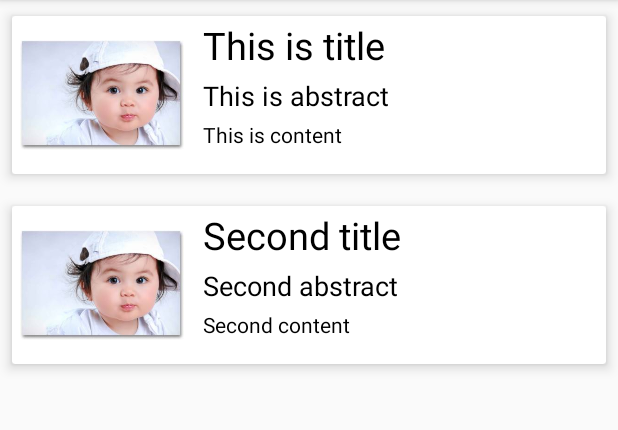
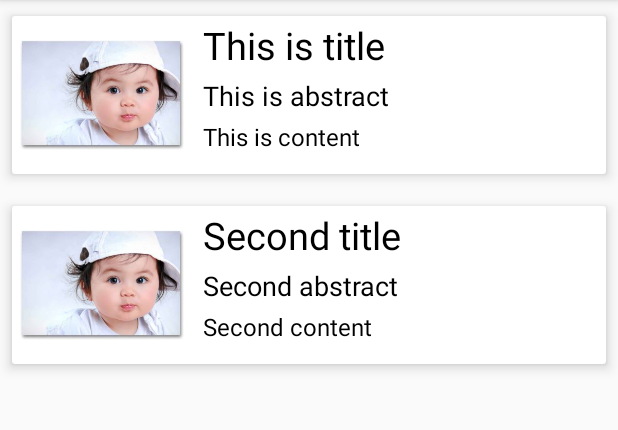
Before and after one commit to hardik-dudhrejia19/Ideas-meet-Finance, an Android app: the FinancerHomeActivity screen opened directly, with no data from a screen before it, on a phone screen of 412 x 824 dp, the part 84-514 px from its top. Run offline under Robolectric (Android 15) with nearby library versions, the phone set to English and light mode, and no system bars.

Commit message:
MINOR BUG FIXES

```diff
--- a/app/src/main/java/com/dal/ideasmeetfinance/PostIdeas.java
+++ b/app/src/main/java/com/dal/ideasmeetfinance/PostIdeas.java
@@ -1,5 +1,6 @@
 package com.dal.ideasmeetfinance;
 
+import android.content.Intent;
 import android.content.SharedPreferences;
 import android.os.Bundle;
 import android.view.View;
@@ -45,6 +46,7 @@ public class PostIdeas extends AppCompatActivity {
                 idea.setContent(content_text);
                 databaseReference.push().setValue(idea);
                 Toast.makeText(getApplicationContext(),"SUCCESS",Toast.LENGTH_SHORT).show();
+                startActivity(new Intent(PostIdeas.this,FinancerHomeActivity.class));
             }
         });
     }
--- a/app/src/main/res/layout/card_view.xml
+++ b/app/src/main/res/layout/card_view.xml
@@ -3,7 +3,7 @@
     xmlns:app="http://schemas.android.com/apk/res-auto"
     android:orientation="vertical"
     android:layout_width="match_parent"
-    android:layout_height="match_parent"
+    android:layout_height="200dp"
     android:clipToPadding="false"
     android:paddingBottom="@dimen/cardview_default_elevation"
     android:paddingLeft="@dimen/cardview_default_elevation"
@@ -61,7 +61,7 @@
                 android:layout_toEndOf="@id/idea_image"
                 android:layout_below="@id/abs_card"
                 android:padding="2dp"
-                android:textSize="14sp"
+                android:textSize="16sp"
                 android:textColor="#000000">
 
             </TextView>
```
